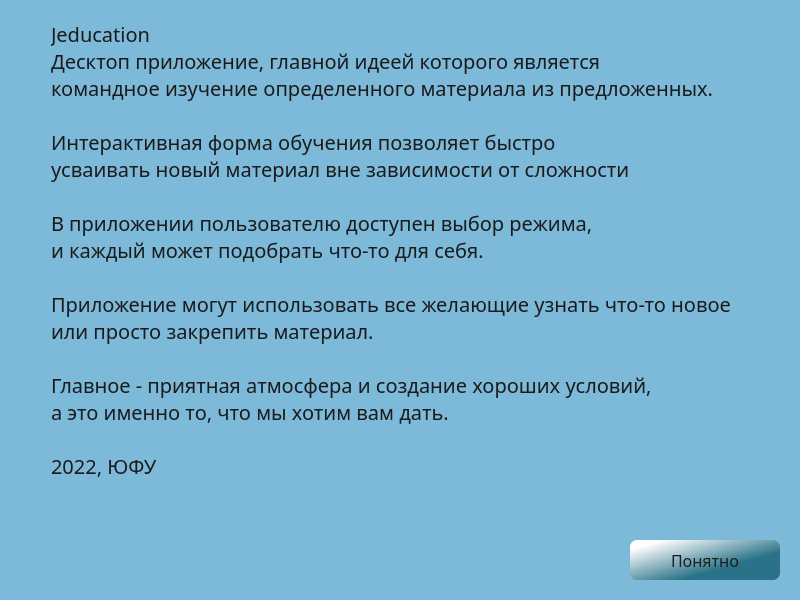
Avedik/Desktop-application-IEducation, file Client/jeducation-v0.1/info.ui: the form before one commit.
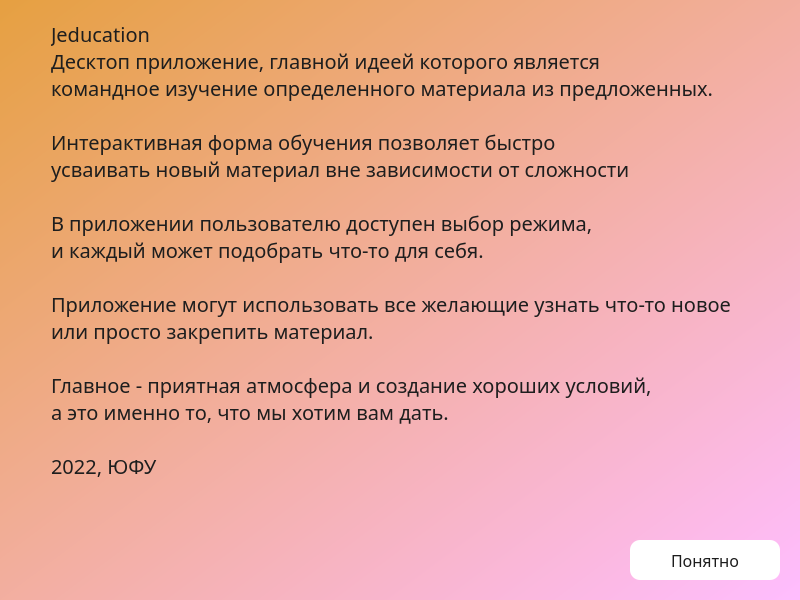
The form after the commit.

Diff of the .ui file:
```diff
--- a/Client/jeducation-v0.1/info.ui
+++ b/Client/jeducation-v0.1/info.ui
@@ -25,7 +25,8 @@
    <string>JEducation v0.1</string>
   </property>
   <property name="styleSheet">
-   <string notr="true">background-color: rgb(125, 185, 217);</string>
+   <string notr="true">background:transparent;
+background-color: qlineargradient(spread:pad, x1:0, y1:0, x2:1, y2:1, stop:0 rgba(230, 160, 65, 255), stop:1 rgba(255, 189, 255, 255));</string>
   </property>
   <layout class="QVBoxLayout" name="verticalLayout">
    <property name="spacing">
@@ -71,7 +72,8 @@
         </font>
        </property>
        <property name="styleSheet">
-        <string notr="true">color: rgb(27, 27, 27)</string>
+        <string notr="true">background:transparent;
+color: rgb(30, 30, 30);</string>
        </property>
        <property name="text">
         <string>Jeducation
@@ -148,10 +150,11 @@
         </font>
        </property>
        <property name="styleSheet">
-        <string notr="true">background-color: qlineargradient(spread:pad, x1:0.652, y1:0.67, x2:0.096, y2:0.136227, stop:0 rgba(41, 114, 136, 255), stop:1 rgba(255, 255, 255, 255));
+        <string notr="true">background-color: rgb(255, 255, 255);
 color: rgb(29, 29, 29);
 border:2px;
-border-radius:7;</string>
+border-radius:10;
+</string>
        </property>
        <property name="text">
         <string>Понятно</string>
```
